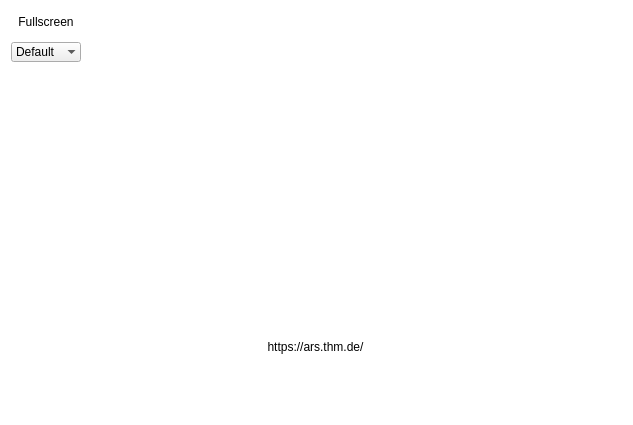
Before: the Qt Designer form src/ui/qrcodewidget.ui in thm-projects/arsnova-overlay, drawn with Qt 5.
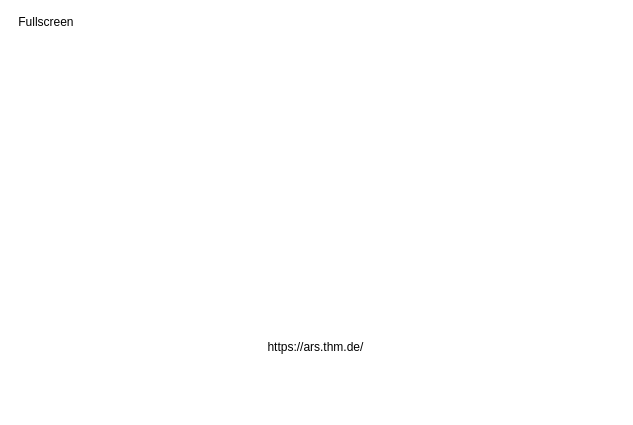
After: the same form once the commit is applied. Icons and pictures are not drawn.

Commit message:
Fixed bug hiding main window and removed qrcode transformation
If selecting fullscreen mode for qr code widget with main window on
selected presentation screen, the fillscreen qr widget will be placed on
top of the main window without any chance to close it.

Diff of the .ui file:
```diff
--- a/src/ui/qrcodewidget.ui
+++ b/src/ui/qrcodewidget.ui
@@ -57,54 +57,6 @@
        </property>
       </widget>
      </item>
-     <item>
-      <spacer name="verticalSpacer_6">
-       <property name="orientation">
-        <enum>Qt::Vertical</enum>
-       </property>
-       <property name="sizeType">
-        <enum>QSizePolicy::Fixed</enum>
-       </property>
-       <property name="sizeHint" stdset="0">
-        <size>
-         <width>20</width>
-         <height>4</height>
-        </size>
-       </property>
-      </spacer>
-     </item>
-     <item>
-      <widget class="QComboBox" name="transformComboBox">
-       <property name="frame">
-        <bool>false</bool>
-       </property>
-       <item>
-        <property name="text">
-         <string>Default</string>
-        </property>
-       </item>
-       <item>
-        <property name="text">
-         <string>Top</string>
-        </property>
-       </item>
-       <item>
-        <property name="text">
-         <string>Bottom</string>
-        </property>
-       </item>
-       <item>
-        <property name="text">
-         <string>Left</string>
-        </property>
-       </item>
-       <item>
-        <property name="text">
-         <string>Right</string>
-        </property>
-       </item>
-      </widget>
-     </item>
      <item>
       <spacer name="verticalSpacer_4">
        <property name="orientation">
```
The commit also changes 6 other files.
